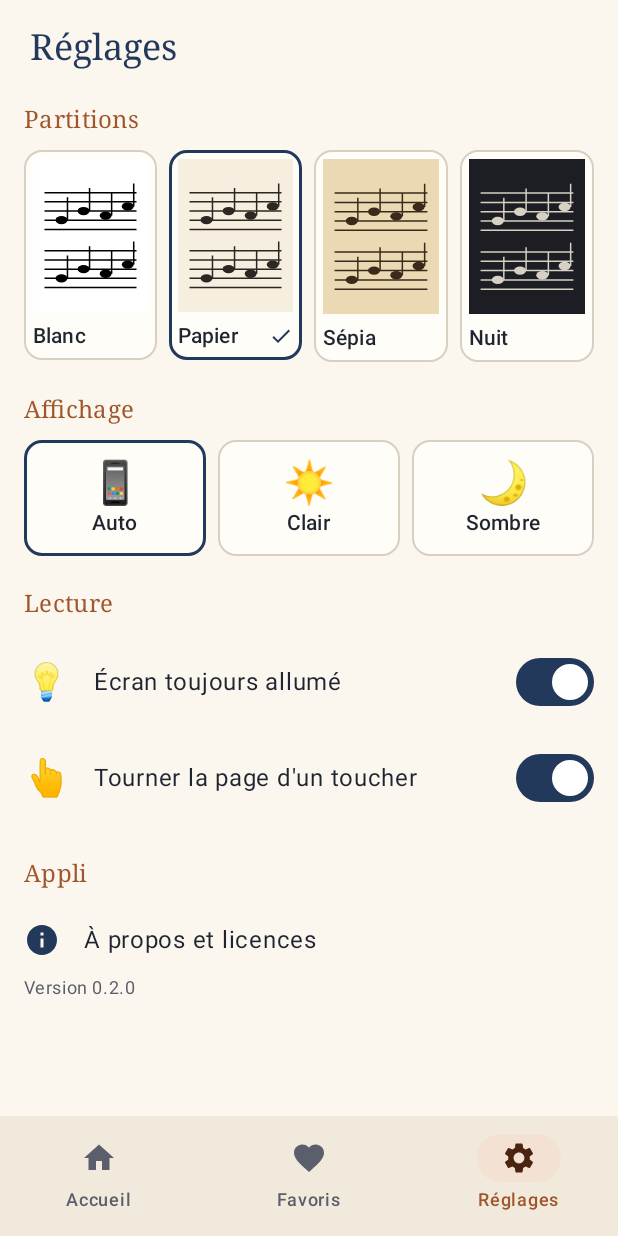
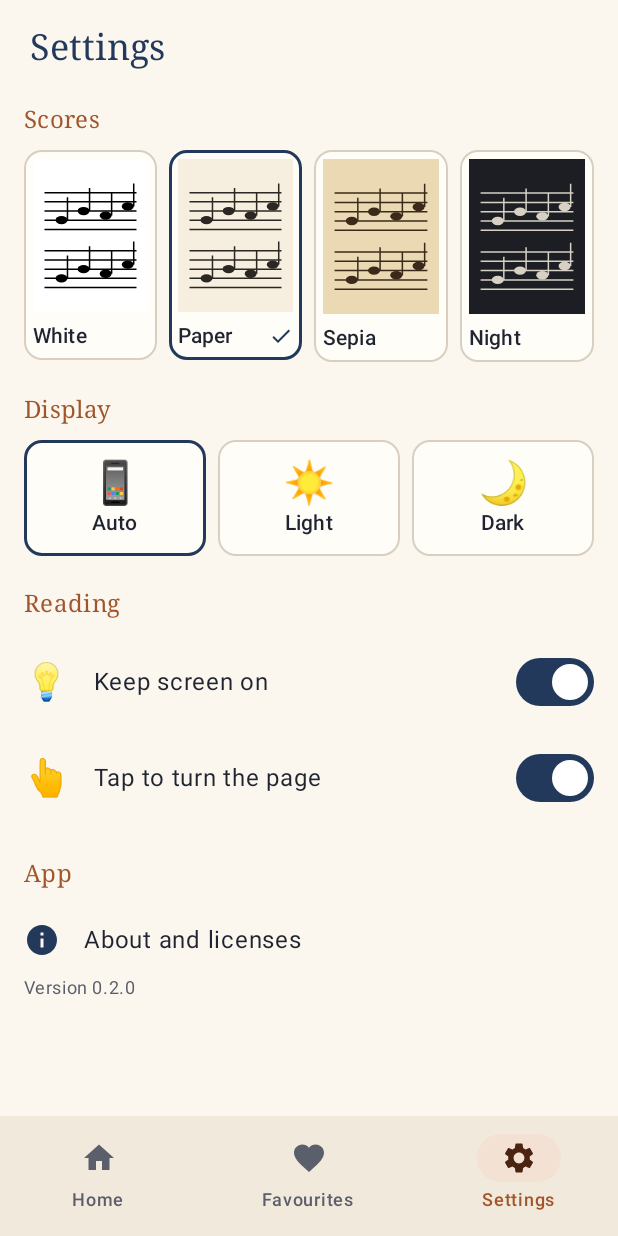
Before and after one commit to poirouxmartin/partitions-libres, an Android app built with Jetpack Compose: the screen it shows after launch (MainActivity), item 3 of the bottom bar chosen, on a phone screen of 412 x 824 dp. Run offline under Robolectric (Android 15) with nearby library versions, the phone set to English and light mode, and no system bars; network calls fail; pictures from the network do not load; 1 statement that could not run was skipped.

Commit message:
feat(app): move settings and favourites text to string resources
Bottom bar, favourites tab, settings screen and theme/paper labels now follow the device locale (English default, French translation). Remaining French comments translated.

```diff
--- a/app/src/main/kotlin/com/musique/partitions/data/Settings.kt
+++ b/app/src/main/kotlin/com/musique/partitions/data/Settings.kt
@@ -1,25 +1,28 @@
 package com.musique.partitions.data
 
-/** Thème de l'interface. */
-enum class ThemeMode(val label: String, val emoji: String) {
-    SYSTEM("Auto", "📱"),
-    LIGHT("Clair", "☀️"),
-    DARK("Sombre", "🌙"),
+import androidx.annotation.StringRes
+import com.musique.partitions.R
+
+/** Interface theme. */
+enum class ThemeMode(@StringRes val labelRes: Int, val emoji: String) {
+    SYSTEM(R.string.theme_auto, "📱"),
+    LIGHT(R.string.theme_light, "☀️"),
+    DARK(R.string.theme_dark, "🌙"),
 }
 
 /**
- * Fond des partitions. Le rendu (SVG ou PDF) est en noir sur blanc ; on le recolore par une
- * matrice qui envoie le blanc sur [paper] et le noir sur [ink], sans toucher au fichier.
+ * Score background. The rendering (SVG or PDF) is black on white; it is recoloured with a
+ * matrix that maps white to [paper] and black to [ink], without touching the file.
  */
-enum class ScorePaper(val label: String, val paper: Long, val ink: Long) {
-    WHITE("Blanc", 0xFFFFFFFF, 0xFF000000),
-    CREAM("Papier", 0xFFF6EFDF, 0xFF2B2722),
-    SEPIA("Sépia", 0xFFEBD9B4, 0xFF3B2A1A),
-    NIGHT("Nuit", 0xFF1C1E23, 0xFFD6D1C4);
+enum class ScorePaper(@StringRes val labelRes: Int, val paper: Long, val ink: Long) {
+    WHITE(R.string.paper_white, 0xFFFFFFFF, 0xFF000000),
+    CREAM(R.string.paper_cream, 0xFFF6EFDF, 0xFF2B2722),
+    SEPIA(R.string.paper_sepia, 0xFFEBD9B4, 0xFF3B2A1A),
+    NIGHT(R.string.paper_night, 0xFF1C1E23, 0xFFD6D1C4);
 
     val isDark: Boolean get() = this == NIGHT
 
-    /** Matrice 4x5 au format Android `ColorMatrix` (décalages en 0..255), ou null si rien à changer. */
+    /** 4x5 matrix in Android `ColorMatrix` (offsets in 0..255), or null if nothing to change. */
     fun colorMatrix(): FloatArray? {
         if (this == WHITE) return null
         fun ch(c: Long, shift: Int) = ((c shr shift) and 0xFF).toFloat()
@@ -27,7 +30,7 @@ enum class ScorePaper(val label: String, val paper: Long, val ink: Long) {
         for ((row, shift) in listOf(16, 8, 0).withIndex()) {
             val i = ch(ink, shift)
             val p = ch(paper, shift)
-            // Sortie = encre + (papier - encre) * luminance d'entrée : blanc -> papier, noir -> encre.
+            // Output = ink + (paper - ink) * input luminance: white -> paper, black -> ink.
             m[row * 5 + 0] = 0.2126f * (p - i) / 255f
             m[row * 5 + 1] = 0.7152f * (p - i) / 255f
             m[row * 5 + 2] = 0.0722f * (p - i) / 255f
@@ -40,13 +43,13 @@ enum class ScorePaper(val label: String, val paper: Long, val ink: Long) {
 
 data class Settings(
     val theme: ThemeMode = ThemeMode.SYSTEM,
-    /** Papier légèrement crème par défaut : moins éblouissant que le blanc pur. */
+    /** Slightly cream paper by default: less dazzling than pure white. */
     val paper: ScorePaper = ScorePaper.CREAM,
     val keepScreenOn: Boolean = true,
     val tapToTurn: Boolean = true,
 )
 
-/** Stockage clé-valeur minimal (SharedPreferences dans l'appli, une Map dans les tests). */
+/** Minimal key-value storage (SharedPreferences in the app, a Map in tests). */
 interface KeyValues {
     fun getString(key: String): String?
     fun getBoolean(key: String, default: Boolean): Boolean
--- a/app/src/main/kotlin/com/musique/partitions/ui/Components.kt
+++ b/app/src/main/kotlin/com/musique/partitions/ui/Components.kt
@@ -98,13 +98,13 @@ fun AppTopBar(
 @Composable
 fun AppNavBar(vm: MainViewModel, current: Screen) {
     val library by vm.library.collectAsStateWithLifecycle()
-    // Couleurs de la palette « papier et encre » plutôt que le mauve par défaut de Material.
+    // Colours from the "paper and ink" palette rather than Material's default purple.
     NavigationBar(containerColor = MaterialTheme.colorScheme.surfaceVariant) {
         NavigationBarItem(
             selected = current == Screen.Home,
             onClick = { vm.openTab(Screen.Home) },
             icon = { Icon(Icons.Default.Home, contentDescription = null) },
-            label = { Text("Accueil") },
+            label = { Text(stringResource(R.string.nav_home)) },
         )
         NavigationBarItem(
             selected = current == Screen.Favourites,
@@ -114,13 +114,13 @@ fun AppNavBar(vm: MainViewModel, current: Screen) {
                     Icon(Icons.Default.Favorite, contentDescription = null)
                 }
             },
-            label = { Text("Favoris") },
+            label = { Text(stringResource(R.string.nav_favourites)) },
         )
         NavigationBarItem(
             selected = current == Screen.Settings,
             onClick = { vm.openTab(Screen.Settings) },
             icon = { Icon(Icons.Default.Settings, contentDescription = null) },
-            label = { Text("Réglages") },
+            label = { Text(stringResource(R.string.nav_settings)) },
         )
     }
 }
--- a/app/src/main/kotlin/com/musique/partitions/ui/FavouritesScreen.kt
+++ b/app/src/main/kotlin/com/musique/partitions/ui/FavouritesScreen.kt
@@ -33,28 +33,32 @@ import androidx.compose.runtime.remember
 import androidx.compose.runtime.rememberCoroutineScope
 import androidx.compose.ui.Alignment
 import androidx.compose.ui.Modifier
+import androidx.compose.ui.res.stringResource
 import androidx.compose.ui.text.font.FontWeight
 import androidx.compose.ui.text.style.TextAlign
 import androidx.compose.ui.text.style.TextOverflow
 import androidx.compose.ui.unit.dp
 import androidx.lifecycle.compose.collectAsStateWithLifecycle
+import com.musique.partitions.R
 import kotlinx.coroutines.launch
 
 @Composable
 fun FavouritesScreen(vm: MainViewModel) {
-    // États lus ici, à la racine : le Scaffold a ses propres lambdas de recomposition.
+    // States read here, at the root: the Scaffold has its own recomposition lambdas.
     val library by vm.library.collectAsStateWithLifecycle()
     val catalog by vm.catalog.collectAsStateWithLifecycle()
     val saved by vm.savedPieces.collectAsStateWithLifecycle()
     val pieces = remember(library, catalog, saved) { library.favourites.mapNotNull { vm.pieceById(it) } }
     val snackbar = remember { SnackbarHostState() }
     val scope = rememberCoroutineScope()
+    val removedMsg = stringResource(R.string.favourites_removed)
+    val undoLabel = stringResource(R.string.favourites_undo)
 
     fun remove(id: String) {
         vm.toggleFavourite(id)
         scope.launch {
             snackbar.currentSnackbarData?.dismiss()
-            val result = snackbar.showSnackbar("Retiré des favoris", actionLabel = "Annuler")
+            val result = snackbar.showSnackbar(removedMsg, actionLabel = undoLabel)
             if (result == SnackbarResult.ActionPerformed) vm.toggleFavourite(id)
         }
     }
@@ -71,7 +75,7 @@ fun FavouritesScreen(vm: MainViewModel) {
             ) {
                 Icon(Icons.Default.Favorite, contentDescription = null, tint = MaterialTheme.colorScheme.secondary)
                 Text(
-                    "  Favoris",
+                    "  " + stringResource(R.string.favourites_title),
                     style = MaterialTheme.typography.headlineSmall,
                     color = MaterialTheme.colorScheme.primary,
                 )
@@ -107,12 +111,12 @@ fun FavouritesScreen(vm: MainViewModel) {
                                 )
                             }
                             IconButton(onClick = { vm.push(Screen.Viewer(p.id)) }) {
-                                Icon(Icons.Default.PlayArrow, contentDescription = "Lire")
+                                Icon(Icons.Default.PlayArrow, contentDescription = stringResource(R.string.common_read))
                             }
                             IconButton(onClick = { remove(p.id) }) {
                                 Icon(
                                     Icons.Default.Favorite,
-                                    contentDescription = "Retirer des favoris",
+                                    contentDescription = stringResource(R.string.piece_remove_favorite),
                                     tint = MaterialTheme.colorScheme.secondary,
                                 )
                             }
@@ -137,9 +141,9 @@ private fun EmptyFavourites(onBrowse: () -> Unit) {
             modifier = Modifier.size(72.dp),
             tint = MaterialTheme.colorScheme.secondary,
         )
-        Text("Aucun favori", Modifier.padding(top = 12.dp), style = MaterialTheme.typography.titleMedium)
+        Text(stringResource(R.string.favourites_empty_title), Modifier.padding(top = 12.dp), style = MaterialTheme.typography.titleMedium)
         Text(
-            "Touchez ♡ sur une partition pour la retrouver ici.",
+            stringResource(R.string.favourites_empty_hint),
             Modifier.padding(top = 4.dp),
             style = MaterialTheme.typography.bodyMedium,
             color = MaterialTheme.colorScheme.onSurfaceVariant,
@@ -148,7 +152,7 @@ private fun EmptyFavourites(onBrowse: () -> Unit) {
         Button(onClick = onBrowse, modifier = Modifier.padding(top = 20.dp)) {
             Icon(Icons.Default.Search, contentDescription = null)
             Spacer(Modifier.width(8.dp))
-            Text("Parcourir")
+            Text(stringResource(R.string.favourites_browse))
         }
     }
 }
--- a/app/src/main/kotlin/com/musique/partitions/ui/MainViewModel.kt
+++ b/app/src/main/kotlin/com/musique/partitions/ui/MainViewModel.kt
@@ -119,7 +119,7 @@ class MainViewModel(application: Application) : AndroidViewModel(application) {
         viewModelScope.launch { runCatching { withContext(Dispatchers.IO) { app.settingsStore.save(next) } } }
     }
 
-    /** Onglet de la barre du bas : l'accueil reste sous les autres pour que Retour y ramène. */
+    /** Bottom bar tab: home stays under the others so Back returns to it. */
     fun openTab(tab: Screen) {
         stack.value = if (tab == Screen.Home) listOf(Screen.Home) else listOf(Screen.Home, tab)
     }
--- a/app/src/main/kotlin/com/musique/partitions/ui/SettingsScreen.kt
+++ b/app/src/main/kotlin/com/musique/partitions/ui/SettingsScreen.kt
@@ -31,11 +31,13 @@ import androidx.compose.ui.geometry.Offset
 import androidx.compose.ui.geometry.Size
 import androidx.compose.ui.graphics.Color
 import androidx.compose.ui.graphics.drawscope.DrawScope
+import androidx.compose.ui.res.stringResource
 import androidx.compose.ui.text.style.TextAlign
 import androidx.compose.ui.unit.dp
 import androidx.compose.ui.unit.sp
 import androidx.lifecycle.compose.collectAsStateWithLifecycle
 import com.musique.partitions.BuildConfig
+import com.musique.partitions.R
 import com.musique.partitions.data.ScorePaper
 import com.musique.partitions.data.ThemeMode
 
@@ -49,13 +51,13 @@ fun SettingsScreen(vm: MainViewModel) {
     ) { pad ->
         Column(Modifier.padding(pad).verticalScroll(rememberScrollState()).padding(16.dp)) {
             Text(
-                "Réglages",
+                stringResource(R.string.nav_settings),
                 modifier = Modifier.padding(start = 4.dp),
                 style = MaterialTheme.typography.headlineSmall,
                 color = MaterialTheme.colorScheme.primary,
             )
 
-            SectionTitle("Partitions")
+            SectionTitle(stringResource(R.string.settings_scores))
             Row(Modifier.fillMaxWidth(), horizontalArrangement = Arrangement.spacedBy(8.dp)) {
                 for (p in ScorePaper.entries) {
                     PaperSwatch(p, p == settings.paper, Modifier.weight(1f)) {
@@ -64,36 +66,36 @@ fun SettingsScreen(vm: MainViewModel) {
                 }
             }
 
-            SectionTitle("Affichage")
+            SectionTitle(stringResource(R.string.settings_display))
             Row(Modifier.fillMaxWidth(), horizontalArrangement = Arrangement.spacedBy(8.dp)) {
                 for (m in ThemeMode.entries) {
                     ChoiceCard(m == settings.theme, Modifier.weight(1f), onClick = { vm.updateSettings { it.copy(theme = m) } }) {
                         Column(Modifier.fillMaxWidth().padding(12.dp), horizontalAlignment = Alignment.CenterHorizontally) {
                             Text(m.emoji, fontSize = 28.sp, textAlign = TextAlign.Center)
-                            Text(m.label, style = MaterialTheme.typography.labelLarge)
+                            Text(stringResource(m.labelRes), style = MaterialTheme.typography.labelLarge)
                         }
                     }
                 }
             }
 
-            SectionTitle("Lecture")
-            SwitchRow("💡", "Écran toujours allumé", settings.keepScreenOn) { v ->
+            SectionTitle(stringResource(R.string.settings_reading))
+            SwitchRow("💡", stringResource(R.string.settings_keep_screen_on), settings.keepScreenOn) { v ->
                 vm.updateSettings { it.copy(keepScreenOn = v) }
             }
-            SwitchRow("👆", "Tourner la page d'un toucher", settings.tapToTurn) { v ->
+            SwitchRow("👆", stringResource(R.string.settings_tap_to_turn), settings.tapToTurn) { v ->
                 vm.updateSettings { it.copy(tapToTurn = v) }
             }
 
-            SectionTitle("Appli")
+            SectionTitle(stringResource(R.string.settings_app))
             Row(
                 Modifier.fillMaxWidth().clickable { vm.push(Screen.About) }.padding(vertical = 12.dp),
                 verticalAlignment = Alignment.CenterVertically,
             ) {
                 Icon(Icons.Default.Info, contentDescription = null, tint = MaterialTheme.colorScheme.primary)
-                Text("À propos et licences", Modifier.padding(start = 16.dp), style = MaterialTheme.typography.bodyLarge)
+                Text(stringResource(R.string.about_title), Modifier.padding(start = 16.dp), style = MaterialTheme.typography.bodyLarge)
             }
             Text(
-                "Version ${BuildConfig.VERSION_NAME}",
+                stringResource(R.string.about_version, BuildConfig.VERSION_NAME),
                 style = MaterialTheme.typography.bodySmall,
                 color = MaterialTheme.colorScheme.onSurfaceVariant,
             )
@@ -124,7 +126,7 @@ private fun PaperSwatch(paper: ScorePaper, selected: Boolean, modifier: Modifier
                 drawStaff(ink, size.height * 0.60f)
             }
             Row(Modifier.fillMaxWidth().padding(top = 6.dp), verticalAlignment = Alignment.CenterVertically) {
-                Text(paper.label, Modifier.weight(1f), style = MaterialTheme.typography.labelLarge, maxLines = 1)
+                Text(stringResource(paper.labelRes), Modifier.weight(1f), style = MaterialTheme.typography.labelLarge, maxLines = 1)
                 if (selected) {
                     Icon(Icons.Default.Check, contentDescription = null, Modifier.size(16.dp), tint = MaterialTheme.colorScheme.primary)
                 }
@@ -133,7 +135,7 @@ private fun PaperSwatch(paper: ScorePaper, selected: Boolean, modifier: Modifier
     }
 }
 
-/** Une portée miniature : 5 lignes, quelques notes avec leur hampe. */
+/** A miniature staff: 5 lines, a few notes with stems. */
 private fun DrawScope.drawStaff(ink: Color, top: Float) {
     val gap = size.height * 0.06f
     val left = size.width * 0.10f
@@ -148,7 +150,7 @@ private fun DrawScope.drawStaff(ink: Color, top: Float) {
     val notes = 4
     for (n in 0 until notes) {
         val x = left + (right - left) * (0.12f + 0.24f * n)
-        // Hauteurs variées, en demi-intervalles de portée.
+        // Varied pitches, in half staff intervals.
         val y = top + gap * listOf(3f, 2f, 2.5f, 1.5f)[n]
         drawOval(ink, Offset(x, y - headH / 2), Size(headW, headH))
         drawLine(ink, Offset(x + headW, y), Offset(x + headW, y - gap * 2.5f), strokeWidth = stroke)
--- a/app/src/main/kotlin/com/musique/partitions/ui/ViewerScreen.kt
+++ b/app/src/main/kotlin/com/musique/partitions/ui/ViewerScreen.kt
@@ -154,7 +154,7 @@ private fun ViewerBody(piece: Piece, widthPx: Int, turns: Flow<Int>, settings: S
 }
 
 /**
- * « sur le pupitre » reading: screen always on, tap on the right to advance one screen,
+ * "on the music stand" reading: screen always on, tap on the right to advance one screen,
  * on the left to go back, Bluetooth pedal (arrow keys, next/previous page, space).
  */
 @Composable
@@ -281,7 +281,7 @@ private fun PicturePage(picture: Picture, paper: ScorePaper) {
                 native.save()
                 val s = size.width / picture.width.coerceAtLeast(1)
                 native.scale(s, s)
-                // Le SVG est transparent : on l'étale sur du blanc dans une couche recolorée par la matrice.
+                // The SVG is transparent: it is laid over white in a layer recoloured by the matrix.
                 if (layerPaint != null) {
                     native.saveLayer(null, layerPaint)
                     native.drawRect(
--- a/app/src/main/kotlin/com/musique/partitions/ui/theme/Theme.kt
+++ b/app/src/main/kotlin/com/musique/partitions/ui/theme/Theme.kt
@@ -13,7 +13,7 @@ import androidx.compose.ui.text.font.FontFamily
 import androidx.compose.ui.unit.dp
 import com.musique.partitions.data.ThemeMode
 
-// « papier et encre » palette (paper and ink)
+// "paper and ink" palette (paper and ink)
 private val LightColors = lightColorScheme(
     primary = Color(0xFF23395B),
     onPrimary = Color.White,
--- a/app/src/main/kotlin/com/musique/partitions/update/UpdateInstaller.kt
+++ b/app/src/main/kotlin/com/musique/partitions/update/UpdateInstaller.kt
@@ -29,7 +29,7 @@ class UpdateInstaller(
         if (!info.apkUrl.startsWith(apkUrlPrefix) || ".." in info.apkUrl) return Result.BAD_URL
         val pm = context.packageManager
         if (!pm.canRequestPackageInstalls()) {
-            // « Installer des applis inconnues » setting (unknown apps); the user then taps « Installer » again.
+            // "Install unknown apps" setting; the user then taps "Install" again.
             context.startActivity(
                 Intent(Settings.ACTION_MANAGE_UNKNOWN_APP_SOURCES, Uri.parse("package:${context.packageName}"))
                     .addFlags(Intent.FLAG_ACTIVITY_NEW_TASK),
--- a/app/src/main/res/values/strings.xml
+++ b/app/src/main/res/values/strings.xml
@@ -1,6 +1,6 @@
 <?xml version="1.0" encoding="utf-8"?>
 <resources>
-    <!-- Nom provisoire : seul endroit où il est défini (UI, manifeste, User-Agent le lisent d'ici). -->
+    <!-- Provisional name: the only place it is defined (UI, manifest, User-Agent read it from here). -->
     <string name="app_name">Partitions libres</string>
 
     <string name="common_back">Back</string>
@@ -9,6 +9,31 @@
     <string name="common_favorite">Favorite</string>
     <string name="common_piece_not_found">Score not found.</string>
     <string name="common_error_unknown">unknown error</string>
+
+    <string name="nav_home">Home</string>
+    <string name="nav_favourites">Favourites</string>
+    <string name="nav_settings">Settings</string>
+
+    <string name="favourites_title">Favourites</string>
+    <string name="favourites_removed">Removed from favourites</string>
+    <string name="favourites_undo">Undo</string>
+    <string name="favourites_empty_title">No favourites</string>
+    <string name="favourites_empty_hint">Tap ♡ on a score to find it here.</string>
+    <string name="favourites_browse">Browse</string>
+
+    <string name="settings_scores">Scores</string>
+    <string name="settings_display">Display</string>
+    <string name="settings_reading">Reading</string>
+    <string name="settings_app">App</string>
+    <string name="settings_keep_screen_on">Keep screen on</string>
+    <string name="settings_tap_to_turn">Tap to turn the page</string>
+    <string name="theme_auto">Auto</string>
+    <string name="theme_light">Light</string>
+    <string name="theme_dark">Dark</string>
+    <string name="paper_white">White</string>
+    <string name="paper_cream">Paper</string>
+    <string name="paper_sepia">Sepia</string>
+    <string name="paper_night">Night</string>
 
     <string name="about_title">About and licenses</string>
     <string name="about_version">Version %1$s</string>
```
Also changed, not shown: 3 other files.
